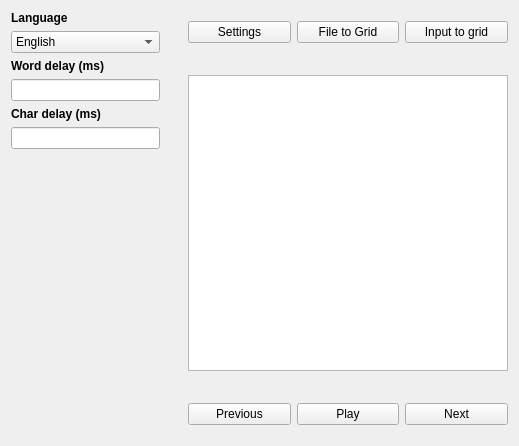
This is src/mainwindow.ui in Brownies/sanajahti as Qt 5 draws it before an edit. The edited form follows.
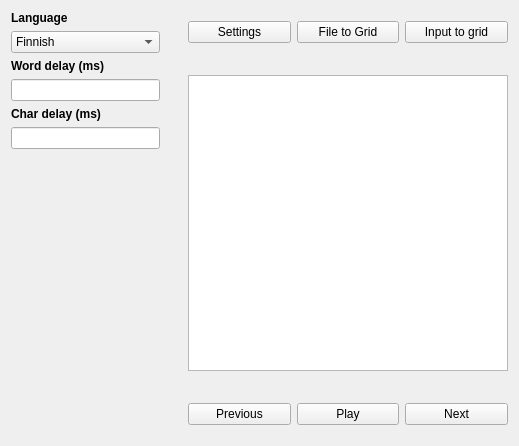
This is the edited form. The open tabs and pages were chosen to show the change.

The edit to the form file:
```diff
--- a/src/mainwindow.ui
+++ b/src/mainwindow.ui
@@ -133,7 +133,7 @@
                <widget class="QComboBox" name="comboBox">
                 <item>
                  <property name="text">
-                  <string>English</string>
+                  <string>Finnish</string>
                  </property>
                 </item>
                 <item>
```
Left out of the diff: 2 changed lines with no effect on the pictures.
